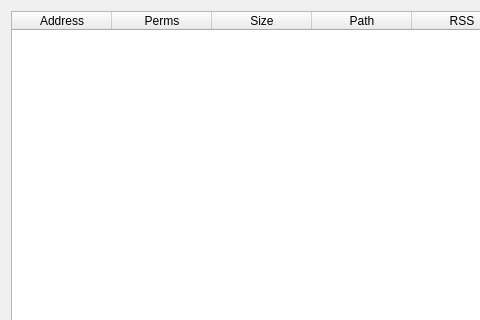
The window that GUI/MemoryRegionsWidget.ui (korcankaraokcu/PINCE) describes before a commit, drawn with Qt 5; both pictures show x 0 to 480 and y 0 to 320 of the 684 by 539 pixel window.
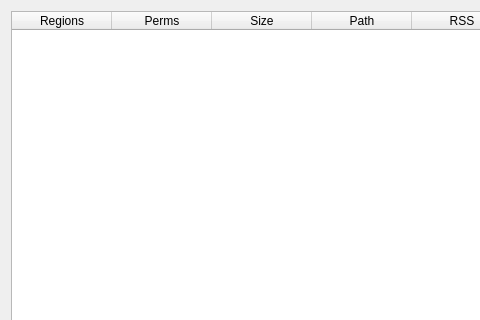
The same window after the commit.

Commit message: Fixed typo in MemoryRegionsWidget

What changed in the file:
```diff
--- a/GUI/MemoryRegionsWidget.ui
+++ b/GUI/MemoryRegionsWidget.ui
@@ -42,7 +42,7 @@
      </attribute>
      <column>
       <property name="text">
-       <string>Address</string>
+       <string>Regions</string>
       </property>
      </column>
      <column>
```
The commit also changes 1 other file.
